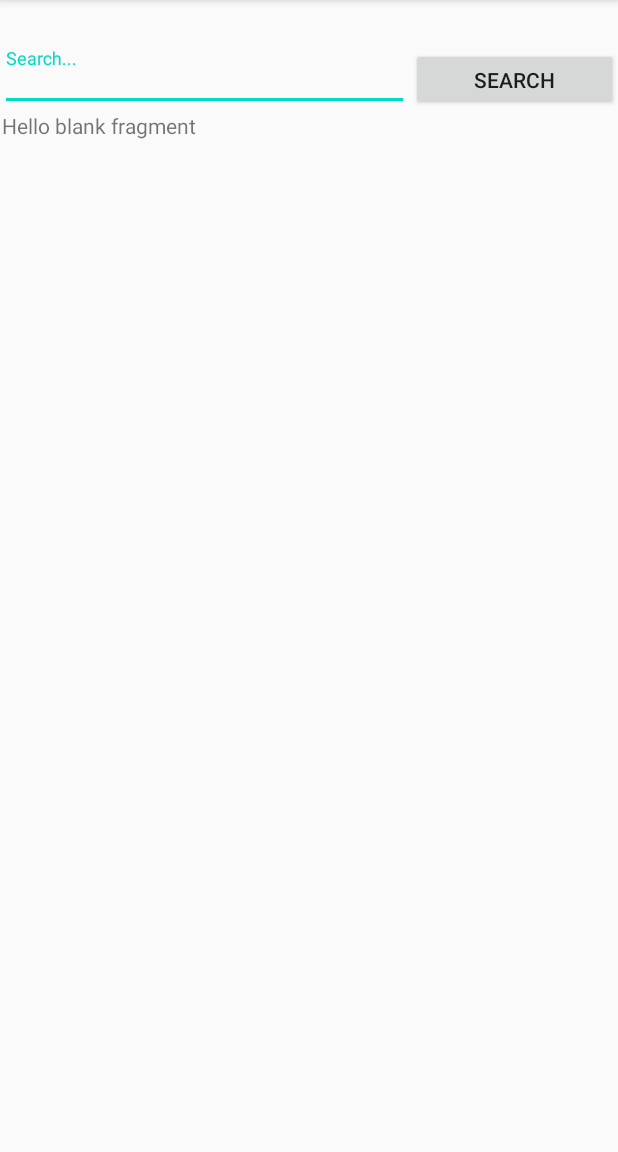
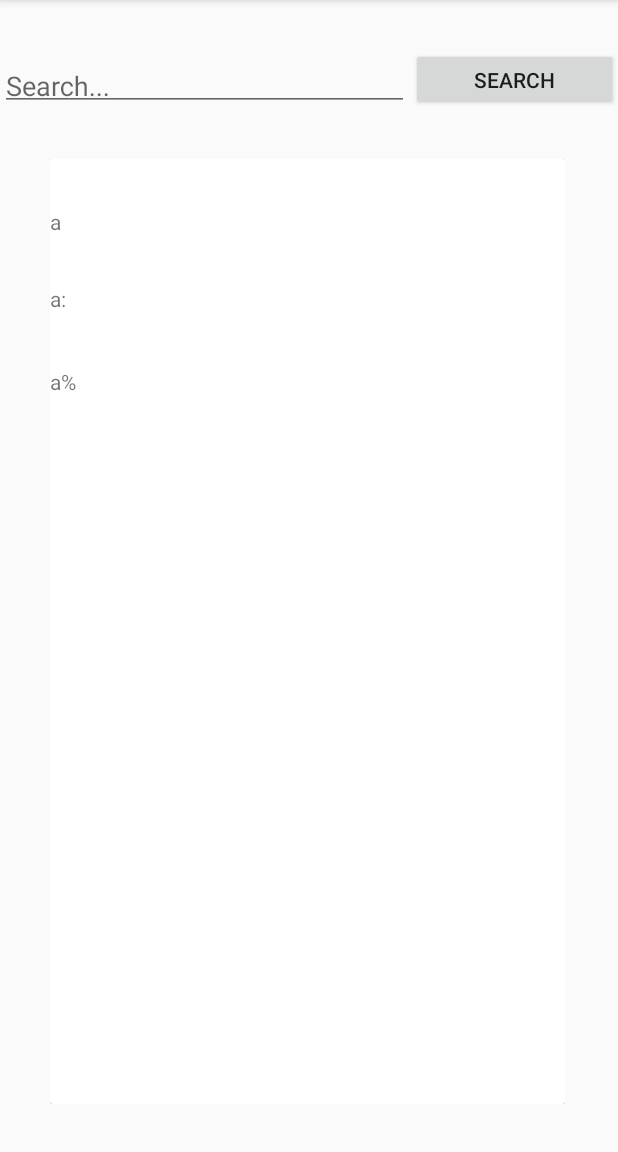
Before and after one commit to DarraghMurray/CS4084_Project, an Android app: the MainFeed screen opened directly, with no data from a screen before it, on a phone screen of 412 x 824 dp, the part 84-1236 px from its top. Run offline under Robolectric (Android 15) with nearby library versions, the phone set to English and light mode, and no system bars; our stand-ins replace Firebase (no records; nobody signed in at launch, a user with empty details on screens opened directly); libraries missing offline, so code that uses them is left out: com.firebase.ui.

Commit message:
added recycler view to MainFeed with card views and recyclerAdapter class It works but doesn't use database info yet. There are some temporary methods to test it.

```diff
--- a/app/build.gradle
+++ b/app/build.gradle
@@ -40,5 +40,8 @@ dependencies {
     testImplementation 'junit:junit:4.12'
     androidTestImplementation 'androidx.test.ext:junit:1.1.2'
     androidTestImplementation 'androidx.test.espresso:espresso-core:3.3.0'
+    implementation "androidx.recyclerview:recyclerview:1.1.0"
+    implementation "androidx.recyclerview:recyclerview-selection:1.1.0-rc03"
+    implementation "androidx.cardview:cardview:1.0.0"
 
 }
--- a/app/src/main/java/ie/ul/cs4084project/MainFeed.java
+++ b/app/src/main/java/ie/ul/cs4084project/MainFeed.java
@@ -2,18 +2,26 @@ package ie.ul.cs4084project;
 
 import android.os.Bundle;
 
+import androidx.annotation.NonNull;
+import androidx.annotation.Nullable;
 import androidx.fragment.app.Fragment;
+import androidx.recyclerview.widget.LinearLayoutManager;
+import androidx.recyclerview.widget.RecyclerView;
 
 import android.view.LayoutInflater;
 import android.view.View;
 import android.view.ViewGroup;
+import android.widget.Toast;
+
+import java.util.ArrayList;
+import java.util.List;
 
 /**
  * A simple {@link Fragment} subclass.
  * Use the {@link MainFeed#newInstance} factory method to
  * create an instance of this fragment.
  */
-public class MainFeed extends Fragment {
+public class MainFeed extends Fragment implements MyRecyclerViewAdapter.ItemClickListener {
 
     // TODO: Rename parameter arguments, choose names that match
     // the fragment initialization parameters, e.g. ARG_ITEM_NUMBER
@@ -23,6 +31,9 @@ public class MainFeed extends Fragment {
     // TODO: Rename and change types of parameters
     private String mParam1;
     private String mParam2;
+
+    MyRecyclerViewAdapter adapter;
+    private RecyclerView itemFeed;
 
     public MainFeed() {
         // Required empty public constructor
@@ -61,4 +72,33 @@ public class MainFeed extends Fragment {
         // Inflate the layout for this fragment
         return inflater.inflate(R.layout.fragment_main_feed, container, false);
     }
+
+    @Override
+    public void onViewCreated(@NonNull View view, @Nullable Bundle savedInstanceState) {
+        super.onViewCreated(view, savedInstanceState);
+
+        List<String> names = getNamesList();
+        itemFeed = view.findViewById(R.id.itemFeed);
+
+        itemFeed.setLayoutManager(new LinearLayoutManager(getContext()));
+        adapter = new MyRecyclerViewAdapter(getContext(), names);
+        adapter.setClickListener(this);
+        itemFeed.setAdapter(adapter);
+    }
+        private List<String> getNamesList() {
+            List<String> names = new ArrayList<>();
+
+            char a = 'a';
+
+            for (int i = 0; i < 26; i++) {
+                names.add(Character.toString(a));
+                a += 1;
+            }
+            return names;
+        }
+
+    public void onItemClick(View view, int position) {
+        Toast.makeText( getActivity(),"you clicked " + adapter.getItem(position) + " on row number"
+                + position, Toast.LENGTH_SHORT).show();
+    }
 }
--- /dev/null
+++ b/app/src/main/java/ie/ul/cs4084project/MyRecyclerViewAdapter.java
@@ -0,0 +1,84 @@
+package ie.ul.cs4084project;
+
+import android.content.Context;
+import android.view.LayoutInflater;
+import android.view.View;
+import android.view.ViewGroup;
+import android.widget.TextView;
+
+import androidx.annotation.NonNull;
+import androidx.cardview.widget.CardView;
+import androidx.recyclerview.widget.RecyclerView;
+
+import com.google.android.material.textfield.TextInputLayout;
+
+import java.util.List;
+
+public class MyRecyclerViewAdapter extends RecyclerView.Adapter<MyRecyclerViewAdapter.ViewHolder> {
+
+    private List<String> myData;
+    private LayoutInflater myInflater;
+    private ItemClickListener myItemClickListener;
+
+    public MyRecyclerViewAdapter(Context context, List<String> data) {
+        this.myInflater = LayoutInflater.from(context);
+        this.myData = data;
+    }
+
+    @NonNull
+    @Override
+    public MyRecyclerViewAdapter.ViewHolder onCreateViewHolder(@NonNull ViewGroup parent, int viewType) {
+        View view = myInflater.inflate(R.layout.recyclerview_rows, parent, false);
+        return new ViewHolder(view);
+    }
+
+    @Override
+    public void onBindViewHolder(@NonNull MyRecyclerViewAdapter.ViewHolder holder, int position) {
+        String name = myData.get(position);
+        holder.nameTxtView.setText(name);
+        holder.descriptionTxtView.setText(name + ":");
+        holder.pricetxtView.setText(name + "%");
+    }
+
+    @Override
+    public int getItemCount() {
+        return myData.size();
+    }
+
+    public String getItem(int position) {
+        return myData.get(position);
+    }
+
+    public class ViewHolder extends RecyclerView.ViewHolder implements View.OnClickListener {
+
+        CardView cardView;
+        TextView nameTxtView;
+        TextView descriptionTxtView;
+        TextView pricetxtView;
+
+        public ViewHolder(@NonNull View itemView) {
+            super(itemView);
+            cardView = itemView.findViewById(R.id.cardView);
+            nameTxtView = itemView.findViewById(R.id.nameTxtView);
+            descriptionTxtView = itemView.findViewById(R.id.descriptionTxtView);
+            pricetxtView = itemView.findViewById(R.id.priceTxtView);
+
+            itemView.setOnClickListener(this);
+        }
+
+        @Override
+        public void onClick(View v) {
+            if(myItemClickListener != null) {
+                myItemClickListener.onItemClick(v, getAdapterPosition());
+            }
+        }
+    }
+
+    public interface ItemClickListener{
+        void onItemClick(View view, int position);
+    }
+
+    public void setClickListener(ItemClickListener itemClickListener) {
+        this.myItemClickListener = itemClickListener;
+    }
+}
--- a/app/src/main/res/layout/fragment_main_feed.xml
+++ b/app/src/main/res/layout/fragment_main_feed.xml
@@ -1,14 +1,23 @@
 <?xml version="1.0" encoding="utf-8"?>
-<FrameLayout xmlns:android="http://schemas.android.com/apk/res/android"
+<androidx.constraintlayout.widget.ConstraintLayout xmlns:android="http://schemas.android.com/apk/res/android"
+    xmlns:app="http://schemas.android.com/apk/res-auto"
     xmlns:tools="http://schemas.android.com/tools"
+    android:id="@+id/frameLayout2"
     android:layout_width="match_parent"
     android:layout_height="match_parent"
-    tools:context=".MainFeed">
+    android:orientation="vertical"
+    tools:context=".MainFeed" >
 
-    <!-- TODO: Update blank fragment layout -->
-    <TextView
-        android:layout_width="match_parent"
-        android:layout_height="match_parent"
-        android:text="@string/hello_blank_fragment" />
-
-</FrameLayout>
+    <androidx.recyclerview.widget.RecyclerView
+        android:id="@+id/itemFeed"
+        android:layout_width="0dp"
+        android:layout_height="0dp"
+        android:layout_marginStart="32dp"
+        android:layout_marginTop="32dp"
+        android:layout_marginEnd="32dp"
+        android:layout_marginBottom="32dp"
+        app:layout_constraintBottom_toBottomOf="parent"
+        app:layout_constraintEnd_toEndOf="parent"
+        app:layout_constraintStart_toStartOf="parent"
+        app:layout_constraintTop_toTopOf="parent" />
+</androidx.constraintlayout.widget.ConstraintLayout>
--- /dev/null
+++ b/app/src/main/res/layout/recyclerview_rows.xml
@@ -0,0 +1,60 @@
+<?xml version="1.0" encoding="utf-8"?>
+<LinearLayout xmlns:android="http://schemas.android.com/apk/res/android"
+    xmlns:app="http://schemas.android.com/apk/res-auto"
+    xmlns:tools="http://schemas.android.com/tools"
+    android:layout_width="match_parent"
+    android:layout_height="match_parent"
+    android:orientation="vertical">
+
+    <androidx.cardview.widget.CardView
+        android:id="@+id/cardView"
+        android:layout_width="match_parent"
+        android:layout_height="match_parent">
+
+        <androidx.constraintlayout.widget.ConstraintLayout
+            android:layout_width="match_parent"
+            android:layout_height="match_parent">
+
+            <ImageView
+                android:id="@+id/imageView"
+                android:layout_width="wrap_content"
+                android:layout_height="0dp"
+                android:contentDescription="item image"
+                app:layout_constraintBottom_toBottomOf="@+id/priceTxtView"
+                app:layout_constraintStart_toStartOf="parent"
+                app:layout_constraintTop_toTopOf="parent"
+                tools:srcCompat="@tools:sample/avatars" />
+
+            <TextView
+                android:id="@+id/nameTxtView"
+                android:layout_width="0dp"
+                android:layout_height="wrap_content"
+                android:layout_marginTop="32dp"
+                app:layout_constraintEnd_toEndOf="parent"
+                app:layout_constraintHorizontal_bias="0.0"
+                app:layout_constraintStart_toEndOf="@+id/imageView"
+                app:layout_constraintTop_toTopOf="parent" />
+
+            <TextView
+                android:id="@+id/descriptionTxtView"
+                android:layout_width="0dp"
+                android:layout_height="wrap_content"
+                android:layout_marginTop="32dp"
+                app:layout_constraintEnd_toEndOf="parent"
+                app:layout_constraintHorizontal_bias="0.0"
+                app:layout_constraintStart_toStartOf="@+id/nameTxtView"
+                app:layout_constraintTop_toBottomOf="@+id/nameTxtView" />
+
+            <TextView
+                android:id="@+id/priceTxtView"
+                android:layout_width="0dp"
+                android:layout_height="wrap_content"
+                android:layout_marginTop="36dp"
+                app:layout_constraintEnd_toEndOf="parent"
+                app:layout_constraintHorizontal_bias="1.0"
+                app:layout_constraintStart_toEndOf="@+id/imageView"
+                app:layout_constraintTop_toBottomOf="@+id/descriptionTxtView" />
+        </androidx.constraintlayout.widget.ConstraintLayout>
+
+    </androidx.cardview.widget.CardView>
+</LinearLayout>
```
Also changed, not shown: app/src/main/res/layout/fragment_find_item.xml (+3 -10 lines), app/src/main/res/layout/fragment_item_page.xml (+3 -10 lines), app/src/main/res/layout/fragment_message_screen.xml (+3 -10 lines), app/src/main/res/layout/fragment_purchase_screen.xml (+3 -10 lines).
